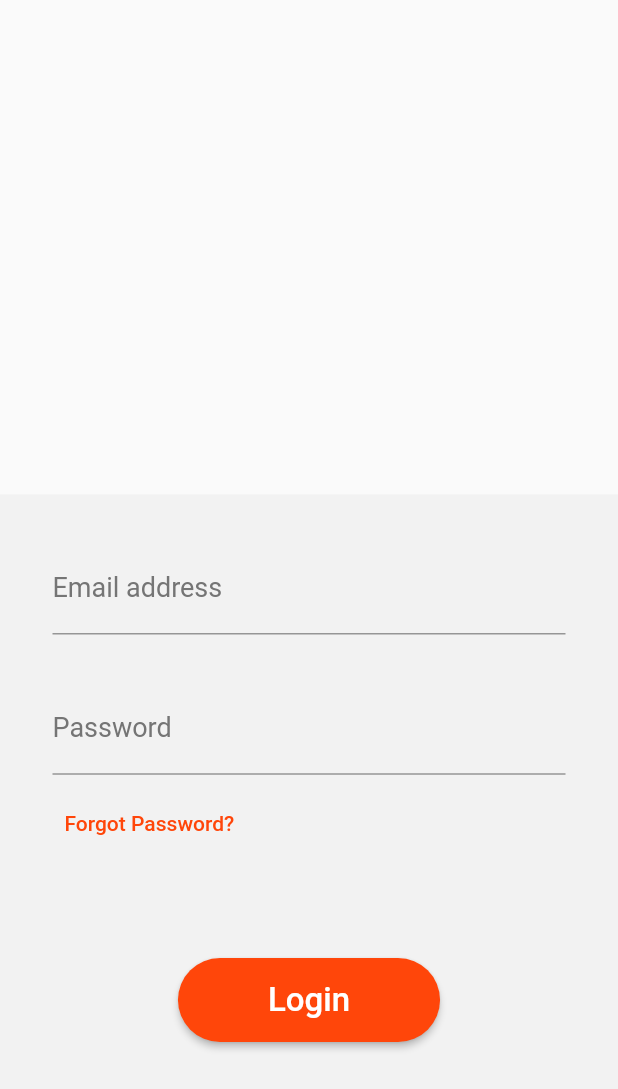
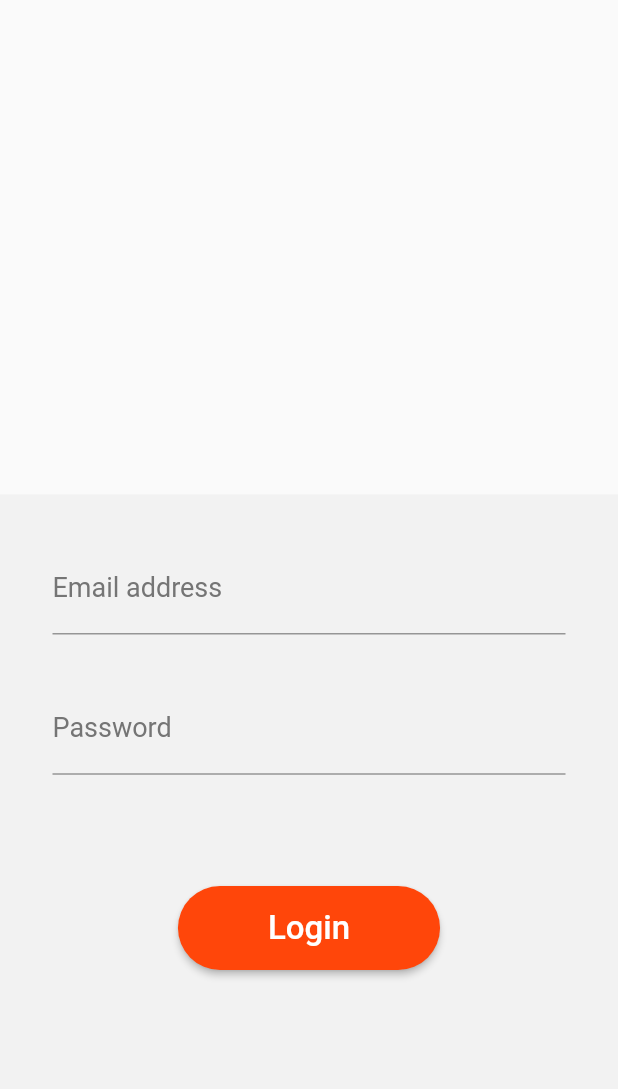
Before and after one commit to kashish1211/Raaz-E-Rasoi, a Flutter app: the Login screen opened directly, on a phone screen of 412 x 824 dp. Shown: the top 1089 px of the screen. Run offline on Flutter 3.47's test engine with Material 2 defaults, Android fonts, the light colour scheme and no system bars; our stand-ins replace cached_network_image, cloud_firestore, firebase_auth, firebase_core, firebase_storage, image_picker; missing offline and left inert: swipeable_page_route; accounts and stored records are empty.

Commit message:
removed forgot password

```diff
--- a/lib/widgets/authenticate/login.dart
+++ b/lib/widgets/authenticate/login.dart
@@ -134,20 +134,7 @@ class _LoginState extends State<Login> {
                         // onSubmitted: (_) => {},
                       ),
                       SizedBox(height: queryData.size.height * 0.01),
-                      Row(
-                        mainAxisAlignment: MainAxisAlignment.start,
-                        children: [
-                          TextButton(
-                            child: Text(
-                              'Forgot Password?',
-                              style: TextStyle(
-                                color: Color(0xffff460a),
-                              ),
-                            ),
-                            onPressed: () => {},
-                          ),
-                        ],
-                      ),
+
                       SizedBox(height: queryData.size.height * 0.08),
                       ElevatedButton(
                         style: ElevatedButton.styleFrom(
```
